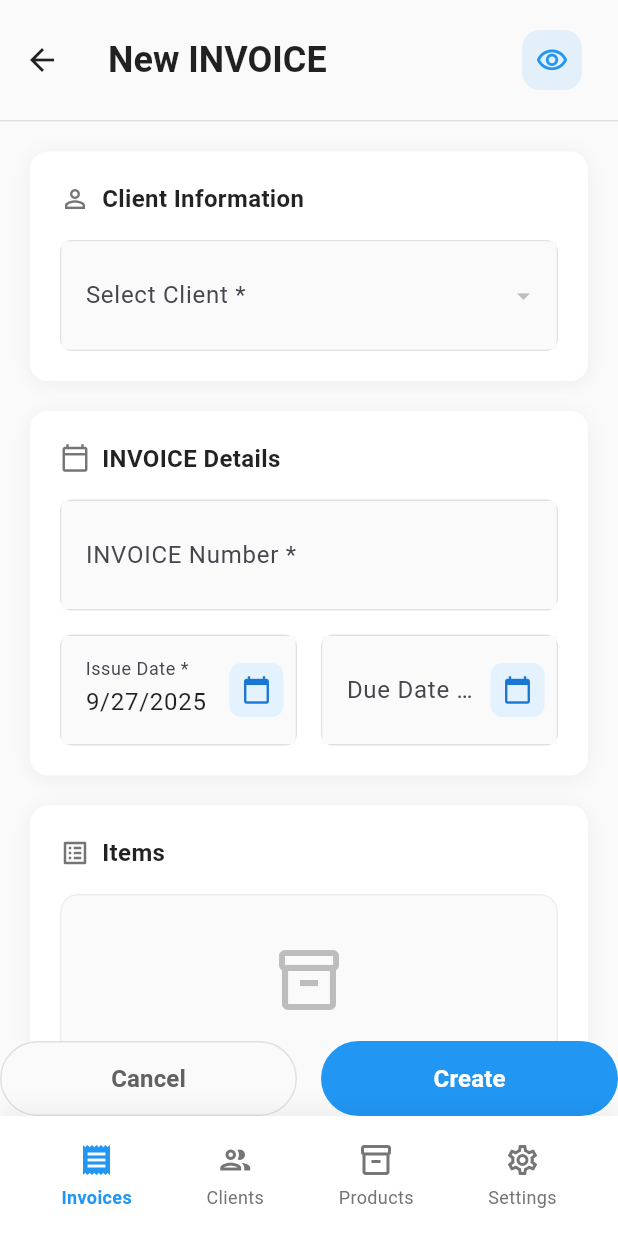
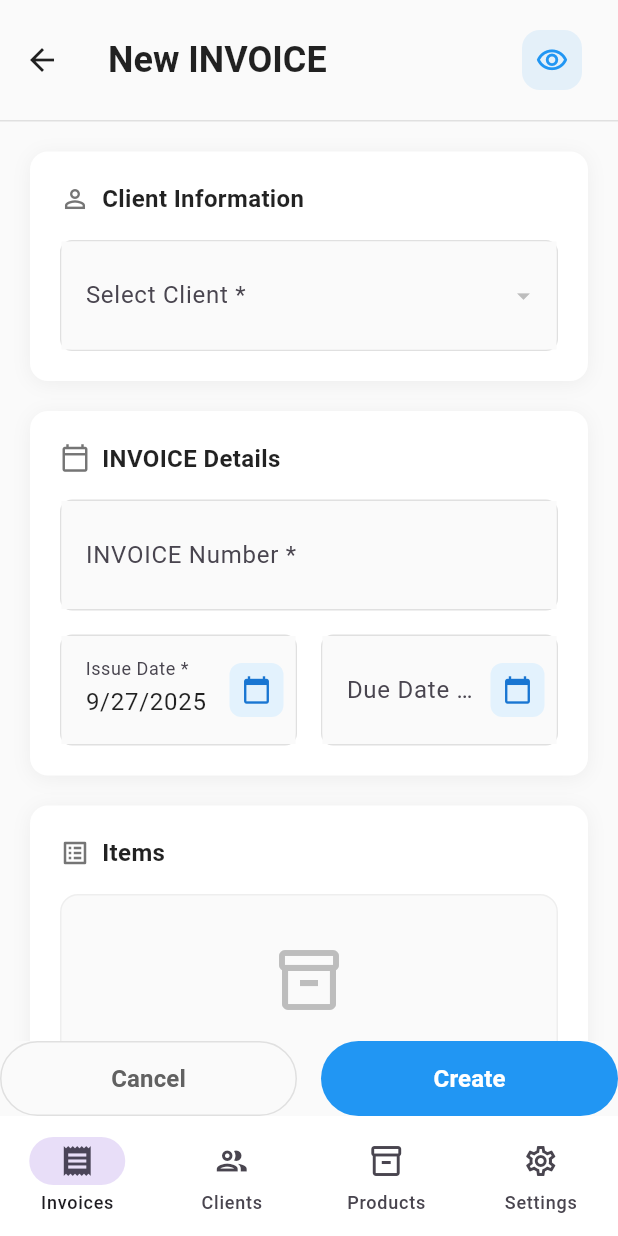
Before and after one commit to igorsoares0/invinv, a Flutter app: the screen it shows after launch, after a tap on "Create Invoice", on a phone screen of 412 x 824 dp. Run offline on Flutter 3.47's test engine with Material 3 defaults, Android fonts, the phone set to English and light mode, and no system bars; drawn by our look-alikes of flutter_form_builder; our stand-ins replace equatable, flutter_bloc, flutter_screenutil, form_builder_validators, go_router, image_picker and 4 more; accounts and stored records are empty.

Commit message:
fix screens navigation stop issue

```diff
--- a/lib/app/app.dart
+++ b/lib/app/app.dart
@@ -115,7 +115,49 @@ class MainLayout extends StatefulWidget {
 class _MainLayoutState extends State<MainLayout> {
   int _selectedIndex = 0;
 
-  final List<NavigationDestination> _destinations = const [
+  int _getSelectedIndex() {
+    final location = GoRouterState.of(context).uri.path;
+    switch (location) {
+      case '/invoices':
+      case '/':
+        return 0;
+      case '/clients':
+        return 1;
+      case '/products':
+        return 2;
+      case '/settings':
+        return 3;
+      default:
+        return 0;
+    }
+  }
+
+  @override
+  Widget build(BuildContext context) {
+    return Scaffold(
+      body: widget.child,
+      bottomNavigationBar: NavigationBar(
+        selectedIndex: _getSelectedIndex(),
+        onDestinationSelected: (index) {
+          switch (index) {
+            case 0:
+              context.go('/invoices');
+              break;
+            case 1:
+              context.go('/clients');
+              break;
+            case 2:
+              context.go('/products');
+              break;
+            case 3:
+              context.go('/settings');
+              break;
+          }
+        },
+        backgroundColor: Colors.white,
+        elevation: 8,
+        height: 80,
+        destinations: const [
           NavigationDestination(
             icon: Icon(Icons.receipt_outlined),
             selectedIcon: Icon(Icons.receipt),
@@ -136,81 +178,6 @@ class _MainLayoutState extends State<MainLayout> {
             selectedIcon: Icon(Icons.settings),
             label: 'Settings',
           ),
-  ];
-
-  @override
-  Widget build(BuildContext context) {
-    return Scaffold(
-      body: widget.child,
-      bottomNavigationBar: Container(
-        decoration: BoxDecoration(
-          color: Colors.white,
-          boxShadow: [
-            BoxShadow(
-              color: Colors.black.withOpacity(0.05),
-              blurRadius: 10,
-              offset: const Offset(0, -5),
-            ),
-          ],
-        ),
-        child: SafeArea(
-          child: Container(
-            height: 80,
-            padding: const EdgeInsets.symmetric(horizontal: 16, vertical: 8),
-            child: Row(
-              mainAxisAlignment: MainAxisAlignment.spaceAround,
-              children: [
-                _buildNavItem(0, Icons.receipt_outlined, Icons.receipt, 'Invoices'),
-                _buildNavItem(1, Icons.people_outlined, Icons.people, 'Clients'),
-                _buildNavItem(2, Icons.inventory_2_outlined, Icons.inventory_2, 'Products'),
-                _buildNavItem(3, Icons.settings_outlined, Icons.settings, 'Settings'),
-              ],
-            ),
-          ),
-        ),
-      ),
-    );
-  }
-
-  Widget _buildNavItem(int index, IconData icon, IconData selectedIcon, String label) {
-    final isSelected = _selectedIndex == index;
-
-    return GestureDetector(
-      onTap: () {
-        setState(() => _selectedIndex = index);
-
-        switch (index) {
-          case 0:
-            context.go('/invoices');
-            break;
-          case 1:
-            context.go('/clients');
-            break;
-          case 2:
-            context.go('/products');
-            break;
-          case 3:
-            context.go('/settings');
-            break;
-        }
-      },
-      child: Column(
-        mainAxisSize: MainAxisSize.min,
-        children: [
-          Icon(
-            isSelected ? selectedIcon : icon,
-            color: isSelected ? Colors.blue : Colors.grey.shade600,
-            size: 24,
-          ),
-          const SizedBox(height: 4),
-          Text(
-            label,
-            style: TextStyle(
-              fontSize: 12,
-              color: isSelected ? Colors.blue : Colors.grey.shade600,
-              fontWeight: isSelected ? FontWeight.w600 : FontWeight.normal,
-            ),
-          ),
         ],
       ),
     );
```
Lines whose indentation alone changed are shown as unchanged.
